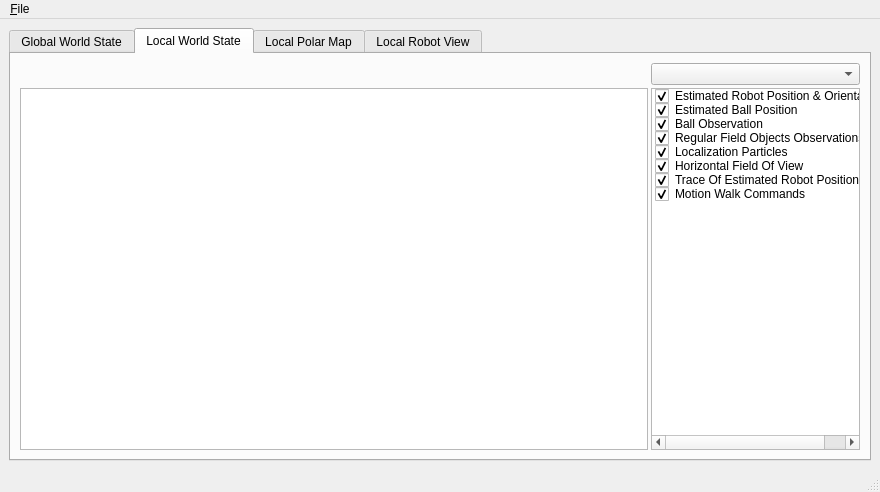
The window that GUITools/KMonitor/KMonitor.ui (kouretes/Monas) describes before a commit, drawn with Qt 5.
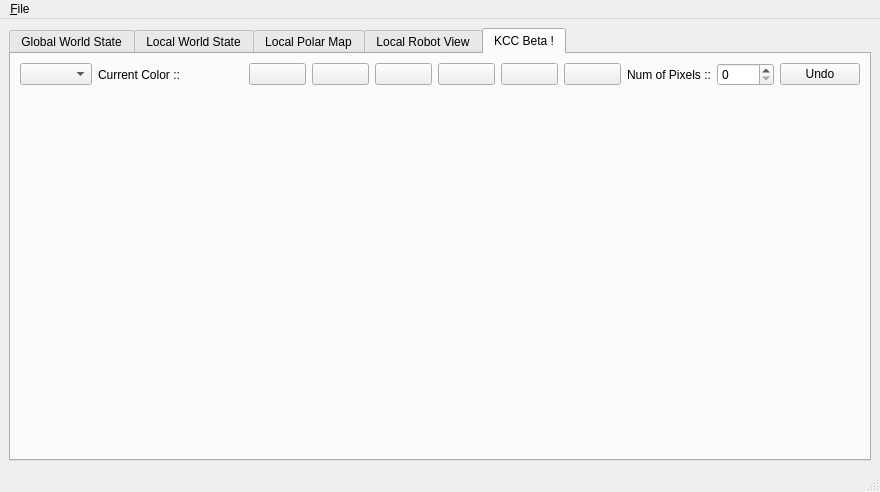
The same window after the commit. Custom widgets are drawn as their Qt base class.

Commit message: KCC Beta first commit

The edit to the form file:
```diff
--- a/GUITools/KMonitor/KMonitor.ui
+++ b/GUITools/KMonitor/KMonitor.ui
@@ -18,7 +18,7 @@
     <item>
      <widget class="QTabWidget" name="tabWidget">
       <property name="currentIndex">
-       <number>1</number>
+       <number>4</number>
       </property>
       <widget class="QWidget" name="GWSTab">
        <attribute name="title">
@@ -251,6 +251,114 @@
         </item>
        </layout>
       </widget>
+      <widget class="QWidget" name="KCCTab">
+       <attribute name="title">
+        <string>KCC Beta !</string>
+       </attribute>
+       <layout class="QGridLayout" name="gridLayout_4" rowstretch="0,4">
+        <property name="spacing">
+         <number>6</number>
+        </property>
+        <item row="0" column="0" colspan="2">
+         <layout class="QHBoxLayout" name="horizontalLayout_6">
+          <item>
+           <widget class="QComboBox" name="KCComboBox"/>
+          </item>
+          <item>
+           <widget class="QLabel" name="PromptCurCoLabel">
+            <property name="text">
+             <string>Current Color ::</string>
+            </property>
+           </widget>
+          </item>
+          <item>
+           <widget class="QLabel" name="SelectedColorLabel">
+            <property name="text">
+             <string/>
+            </property>
+           </widget>
+          </item>
+          <item>
+           <widget class="QPushButton" name="pushButton_1">
+            <property name="text">
+             <string/>
+            </property>
+           </widget>
+          </item>
+          <item>
+           <widget class="QPushButton" name="pushButton_2">
+            <property name="text">
+             <string/>
+            </property>
+           </widget>
+          </item>
+          <item>
+           <widget class="QPushButton" name="pushButton_3">
+            <property name="text">
+             <string/>
+            </property>
+           </widget>
+          </item>
+          <item>
+           <widget class="QPushButton" name="pushButton_4">
+            <property name="text">
+             <string/>
+            </property>
+           </widget>
+          </item>
+          <item>
+           <widget class="QPushButton" name="pushButton">
+            <property name="text">
+             <string/>
+            </property>
+           </widget>
+          </item>
+          <item>
+           <widget class="QPushButton" name="pushButton_5">
+            <property name="text">
+             <string/>
+            </property>
+           </widget>
+          </item>
+          <item>
+           <widget class="QLabel" name="PromptPixelsLabel">
+            <property name="text">
+             <string>Num of Pixels ::</string>
+            </property>
+           </widget>
+          </item>
+          <item>
+           <widget class="QSpinBox" name="spinBox"/>
+          </item>
+          <item>
+           <widget class="QPushButton" name="UndopushButton">
+            <property name="text">
+             <string>Undo</string>
+            </property>
+           </widget>
+          </item>
+         </layout>
+        </item>
+        <item row="1" column="0" colspan="2">
+         <layout class="QHBoxLayout" name="horizontalLayout_7">
+          <item>
+           <widget class="KLabel" name="RawImgLabel">
+            <property name="text">
+             <string/>
+            </property>
+           </widget>
+          </item>
+          <item>
+           <widget class="QLabel" name="SegmentedImgLabel">
+            <property name="text">
+             <string/>
+            </property>
+           </widget>
+          </item>
+         </layout>
+        </item>
+       </layout>
+      </widget>
      </widget>
     </item>
    </layout>
```
Left out of the diff: 4 changed lines with no effect on the pictures. The commit also changes 9 other files.
